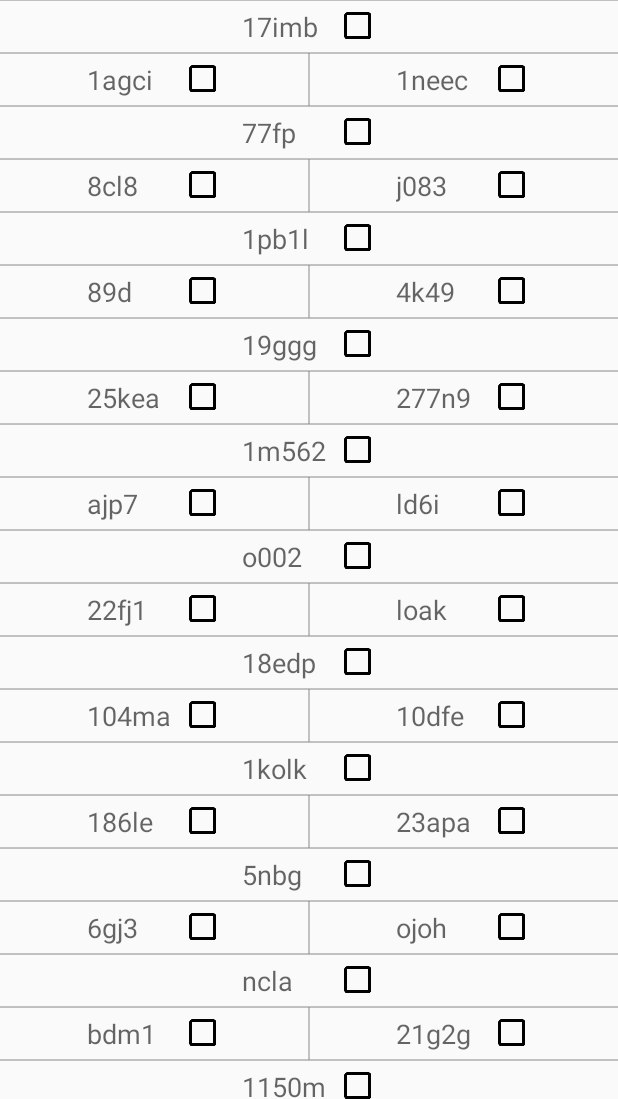
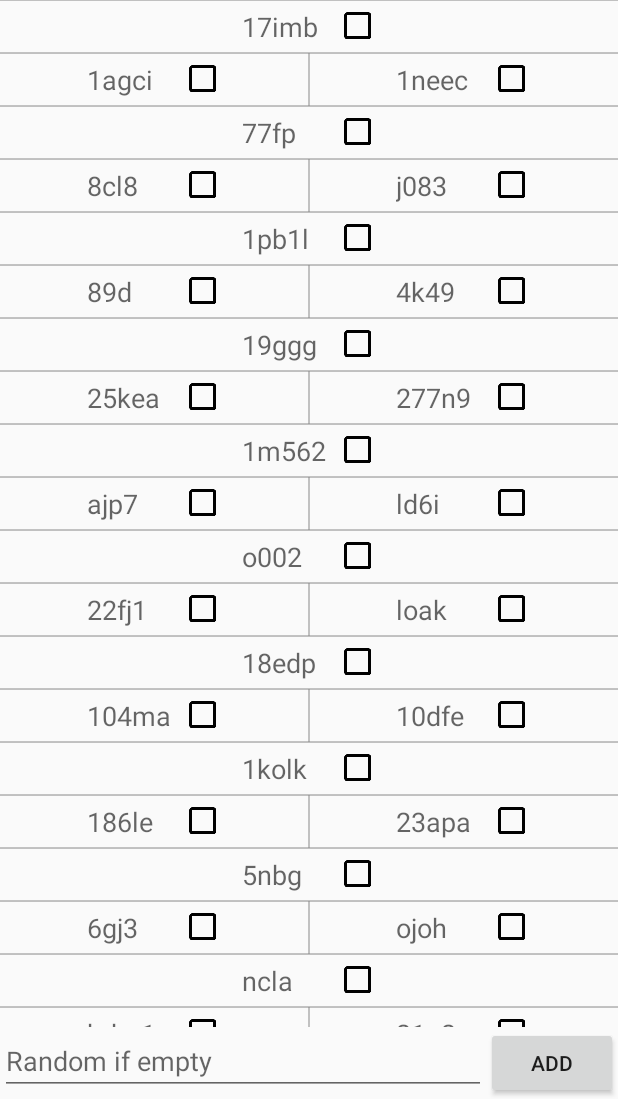
Before and after one commit to meugen/androidleveluphomework5, an Android app: the screen it shows after launch (MainActivity), on a phone screen of 412 x 824 dp, the part 137-1236 px from its top. Run offline under Robolectric (Android 15) with nearby library versions, the phone set to English and light mode, and no system bars.

Commit message:
Implemented add new item

```diff
--- a/app/src/main/java/ua/meugen/android/levelup/homework5/CustomAdapter.java
+++ b/app/src/main/java/ua/meugen/android/levelup/homework5/CustomAdapter.java
@@ -77,6 +77,13 @@ public final class CustomAdapter extends RecyclerView.Adapter<CustomAdapter.VH>
         return items.size();
     }
 
+    public int add(final String newValue) {
+        this.items.add(newValue);
+        final int position = this.items.size() - 1;
+        notifyItemRangeInserted(position, 1);
+        return position;
+    }
+
     public static final class VH extends RecyclerView.ViewHolder {
 
         private final CheckedTextView checkedTextView;
--- a/app/src/main/java/ua/meugen/android/levelup/homework5/MainActivity.java
+++ b/app/src/main/java/ua/meugen/android/levelup/homework5/MainActivity.java
@@ -3,25 +3,34 @@ package ua.meugen.android.levelup.homework5;
 import android.os.Bundle;
 import android.support.v7.app.AppCompatActivity;
 import android.support.v7.widget.RecyclerView;
+import android.view.View;
+import android.widget.Button;
+import android.widget.EditText;
 
 import java.math.BigInteger;
 import java.util.ArrayList;
 import java.util.List;
 import java.util.Random;
 
-public final class MainActivity extends AppCompatActivity {
+public final class MainActivity extends AppCompatActivity implements View.OnClickListener {
 
     private static final Random RANDOM = new Random();
     private static final int COUNT = 100;
 
     private CustomAdapter adapter;
 
+    private RecyclerView recyclerView;
+    private EditText newValueView;
+
     @Override
     protected void onCreate(final Bundle savedInstanceState) {
         super.onCreate(savedInstanceState);
         setContentView(R.layout.activity_main);
 
-        final RecyclerView recyclerView = (RecyclerView) findViewById(R.id.recycler);
+        this.newValueView = (EditText) findViewById(R.id.new_value);
+        findViewById(R.id.add).setOnClickListener(this);
+
+        recyclerView = (RecyclerView) findViewById(R.id.recycler);
         RecyclerSetupHelper.setup(recyclerView);
 
         if (savedInstanceState == null) {
@@ -36,9 +45,13 @@ public final class MainActivity extends AppCompatActivity {
         final int count = Math.max(10, RANDOM.nextInt(COUNT));
         final List<String> result = new ArrayList<>(count);
         for (int i = 0; i < count; i++) {
-            result.add(new BigInteger(20, RANDOM).toString(26));
+            result.add(randomString());
         }
         return result;
+    }
+
+    private static String randomString() {
+        return new BigInteger(20, RANDOM).toString(26);
     }
 
     @Override
@@ -46,4 +59,21 @@ public final class MainActivity extends AppCompatActivity {
         super.onSaveInstanceState(outState);
         this.adapter.saveState(outState);
     }
+
+    @Override
+    public void onClick(final View view) {
+        final int viewId = view.getId();
+        if (viewId == R.id.add) {
+            add();
+        }
+    }
+
+    private void add() {
+        String newValue = newValueView.getText().toString().trim();
+        if (newValue.length() == 0) {
+            newValue = randomString();
+        }
+        final int position = this.adapter.add(newValue);
+        this.recyclerView.scrollToPosition(position);
+    }
 }
--- a/app/src/main/res/layout/activity_main.xml
+++ b/app/src/main/res/layout/activity_main.xml
@@ -7,11 +7,34 @@
     android:layout_height="match_parent"
     tools:context="ua.meugen.android.levelup.homework5.MainActivity"
     android:orientation="vertical"
-    xmlns:app="http://schemas.android.com/apk/res-auto">
+    android:weightSum="1.0">
 
     <android.support.v7.widget.RecyclerView
         android:layout_width="match_parent"
-        android:layout_height="match_parent"
-        android:id="@+id/recycler"/>
+        android:layout_height="0dp"
+        android:id="@+id/recycler"
+        android:layout_weight="1.0"/>
+
+    <LinearLayout
+        android:layout_width="match_parent"
+        android:layout_height="wrap_content"
+        android:orientation="horizontal"
+        android:weightSum="1.0">
+
+        <EditText
+            android:layout_width="0dp"
+            android:layout_height="wrap_content"
+            android:layout_weight="1.0"
+            android:id="@+id/new_value"
+            android:hint="@string/new_value_hint"
+            android:lines="1"/>
+
+        <Button
+            android:layout_width="wrap_content"
+            android:layout_height="wrap_content"
+            android:id="@+id/add"
+            android:text="@string/button_add_text"/>
+
+    </LinearLayout>
 
 </LinearLayout>
--- a/app/src/main/res/layout/item.xml
+++ b/app/src/main/res/layout/item.xml
@@ -14,6 +14,8 @@
         android:textAppearance="?android:attr/textAppearanceMedium"
         android:checkMark="@drawable/ic_check_box_selector"
         android:gravity="center"
-        android:minWidth="100dp"/>
+        android:minWidth="100dp"
+        android:lines="1"
+        android:ellipsize="end"/>
 
 </LinearLayout>
--- a/app/src/main/res/values/strings.xml
+++ b/app/src/main/res/values/strings.xml
@@ -1,3 +1,6 @@
 <resources>
     <string name="app_name">Homework 5</string>
+
+    <string name="button_add_text">Add</string>
+    <string name="new_value_hint">Random if empty</string>
 </resources>
```
